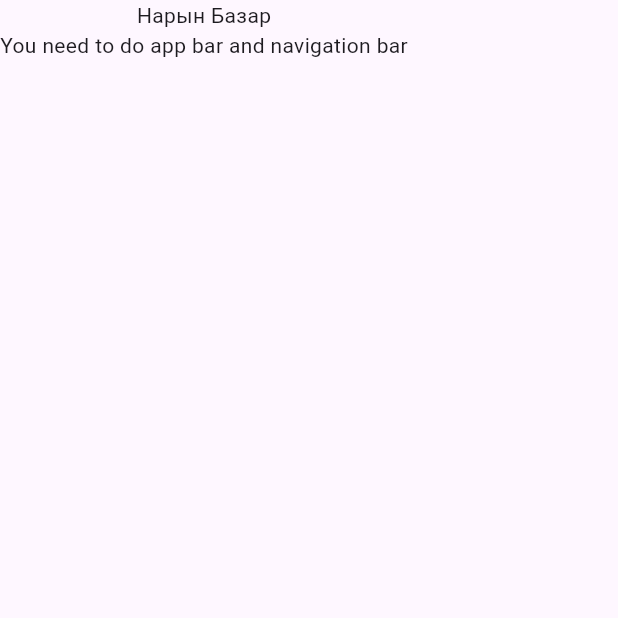
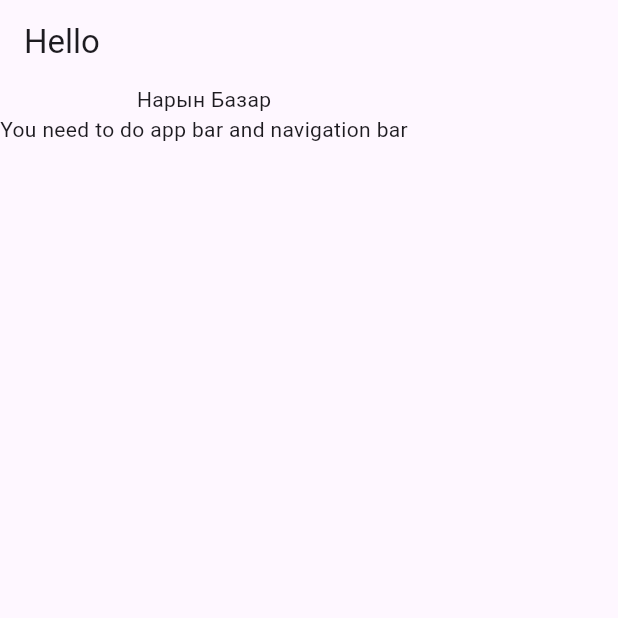
Before and after one commit to BolotKyzy/naryn_market, a Flutter app: the screen it shows after launch, on a phone screen of 412 x 824 dp, the top half of it. Run offline on Flutter 3.47's test engine with Material 3 defaults, Android fonts, the phone set to English and light mode, and no system bars.

Commit message:
Changed title

```diff
--- a/lib/main_page.dart
+++ b/lib/main_page.dart
@@ -6,6 +6,9 @@ class MainPage extends StatelessWidget {
   @override
   Widget build(BuildContext context) {
     return Scaffold(
+      appBar: AppBar(
+        title: Text("Hello"),
+      ),
       body: Container(
         child: Column(
           children: [
```
